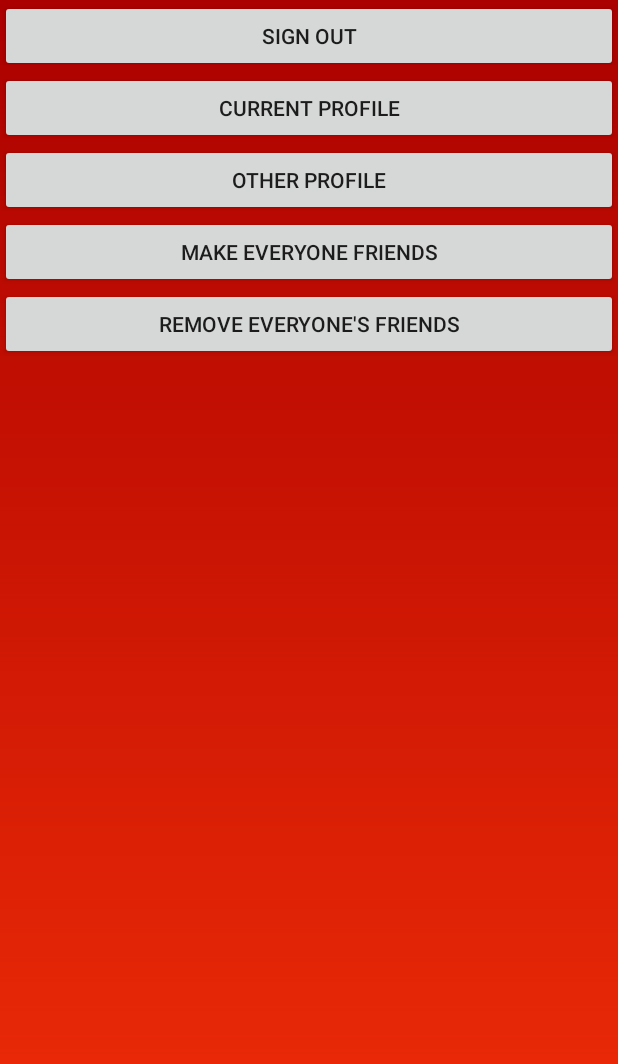
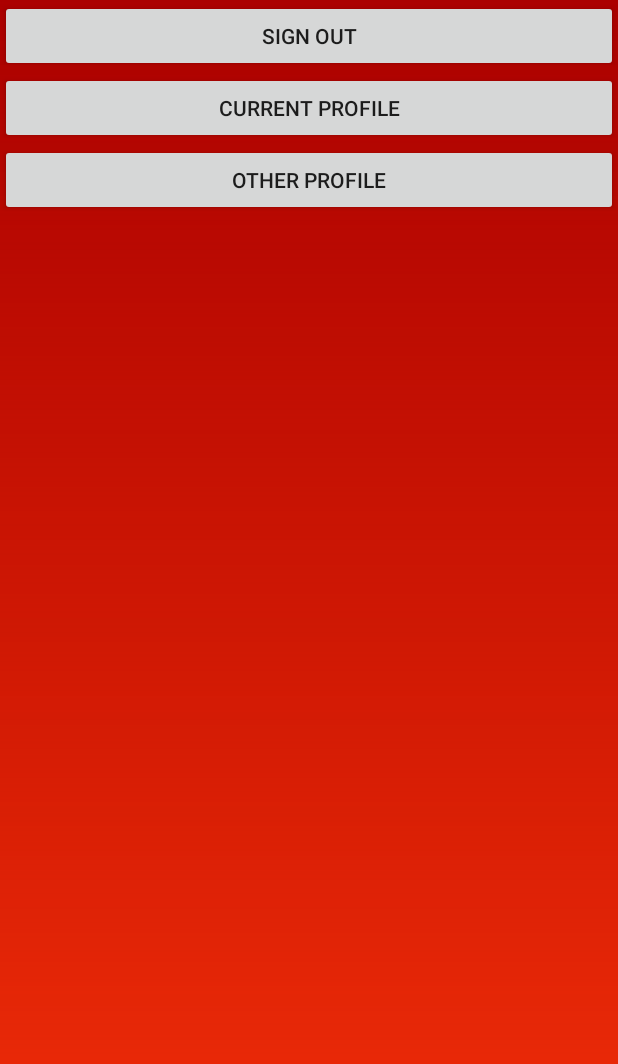
Before and after one commit to michiganhackers/photo-assassin-android-app, an Android app: the screen it shows after launch once a user with an empty profile is signed in (MainActivity), on a phone screen of 412 x 824 dp. Shown: the top 1064 px of the screen. Run offline under Robolectric (Android 15) with nearby library versions, the phone set to English and light mode, and no system bars; our stand-ins replace Firebase (no records; nobody signed in at launch, a user with empty details on screens opened directly); libraries missing offline, so code that uses them is left out: com.facebook, com.facebook.login; Roboto replaces fonts that are not available here; 2 statements that could not run were skipped.

Commit message:
Added cloud functions for add/remove friend
Removed add/remove all friends test buttons on main screen

```diff
--- a/app/build.gradle
+++ b/app/build.gradle
@@ -58,6 +58,7 @@ dependencies {
 
     implementation 'com.google.firebase:firebase-storage:17.0.0'
     implementation 'com.google.firebase:firebase-firestore:19.0.0'
+    implementation 'com.google.firebase:firebase-functions:19.0.1'
     testImplementation 'junit:junit:4.12'
     androidTestImplementation 'androidx.test:runner:1.1.1'
     androidTestImplementation 'androidx.test.espresso:espresso-core:3.1.1'
--- a/app/src/main/res/layout/activity_main.xml
+++ b/app/src/main/res/layout/activity_main.xml
@@ -30,18 +30,6 @@
             android:onClick="onOtherProfileClick"
             android:text="other profile" />
 
-        <Button
-            android:layout_width="match_parent"
-            android:layout_height="wrap_content"
-            android:onClick="onMakeEveryoneFriendsClick"
-            android:text="make everyone friends" />
-
-        <Button
-            android:layout_width="match_parent"
-            android:layout_height="wrap_content"
-            android:onClick="onRemoveEveryoneFriendsClick"
-            android:text="remove everyone's friends" />
-
     </LinearLayout>
 
 
```
Also changed, not shown: app/src/main/java/org/michiganhackers/photoassassin/MainActivity.java (+0 -50 lines), app/src/main/java/org/michiganhackers/photoassassin/Profile/ProfileViewModel.java (+29 -4 lines), app/src/main/java/org/michiganhackers/photoassassin/User.java (+0 -20 lines).
